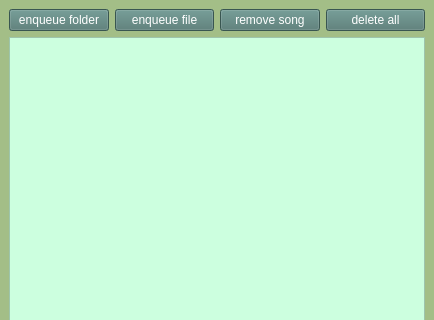
First picture: the form in lib/gui/listwindow.ui, repository bitterfly/MehPlayer, before the edit; both pictures show x 0 to 434 and y 0 to 320 of the 434 by 521 pixel window.
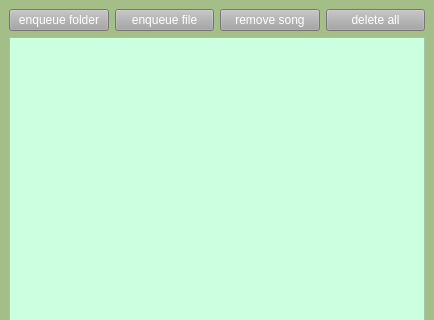
Second picture: the form after the edit.

Commit message: Changed the colors of the buttons back

Patch:
```diff
--- a/lib/gui/listwindow.ui
+++ b/lib/gui/listwindow.ui
@@ -29,9 +29,9 @@
       <item>
        <widget class="QPushButton" name="enqueue_folder">
         <property name="styleSheet">
-         <string notr="true">font: 75 9pt &quot;NanumGothic&quot;;
+         <string notr="true">font: 9pt &quot;NanumMyeongjo&quot;;
 color: rgb(255,255,255);
-background:rgb(80, 120, 114)</string>
+background: rgb(165, 165, 167)</string>
         </property>
         <property name="text">
          <string>enqueue folder</string>
@@ -43,7 +43,7 @@
         <property name="styleSheet">
          <string notr="true">font: 75 9pt &quot;NanumGothic&quot;;
 color: rgb(255,255,255);
-background:rgb(80, 120, 114)</string>
+background: rgb(165, 165, 167)</string>
         </property>
         <property name="text">
          <string>enqueue file</string>
@@ -55,7 +55,7 @@
         <property name="styleSheet">
          <string notr="true">font: 75 9pt &quot;NanumGothic&quot;;
 color: rgb(255,255,255);
-background:rgb(80, 120, 114)</string>
+background: rgb(165, 165, 167)</string>
         </property>
         <property name="text">
          <string>remove song</string>
@@ -67,7 +67,7 @@
         <property name="styleSheet">
          <string notr="true">font: 75 9pt &quot;NanumGothic&quot;;
 color: rgb(255,255,255);
-background:rgb(80, 120, 114)</string>
+background: rgb(165, 165, 167)</string>
         </property>
         <property name="text">
          <string>delete all</string>
```
The commit also changes 1 other file.
